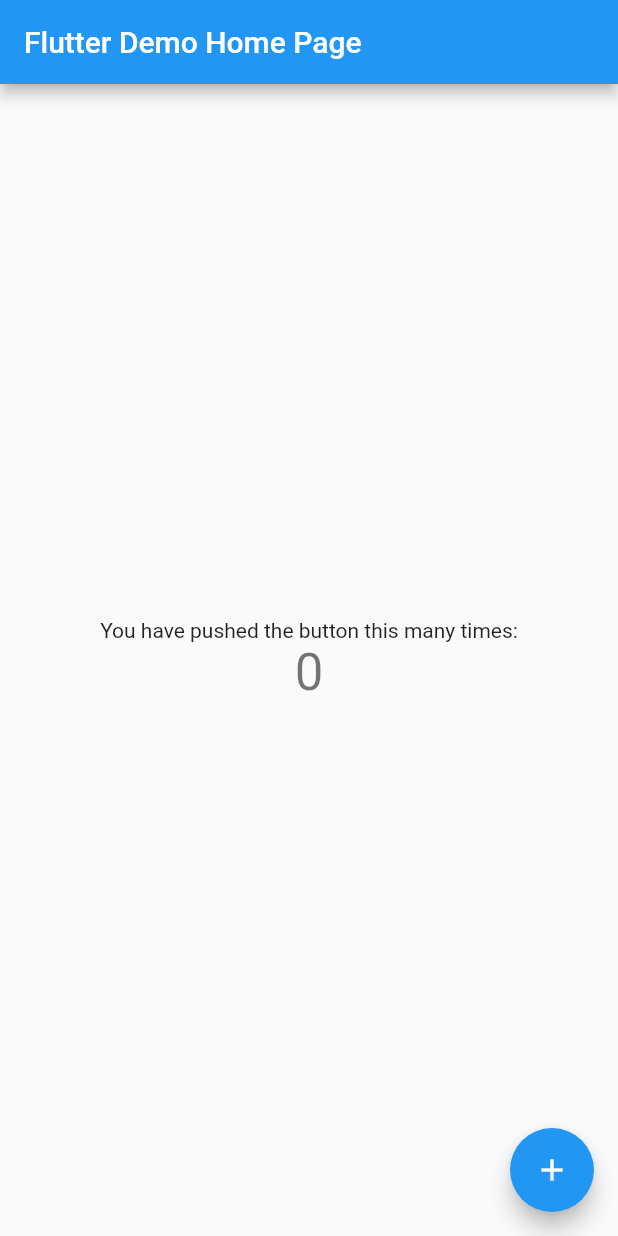
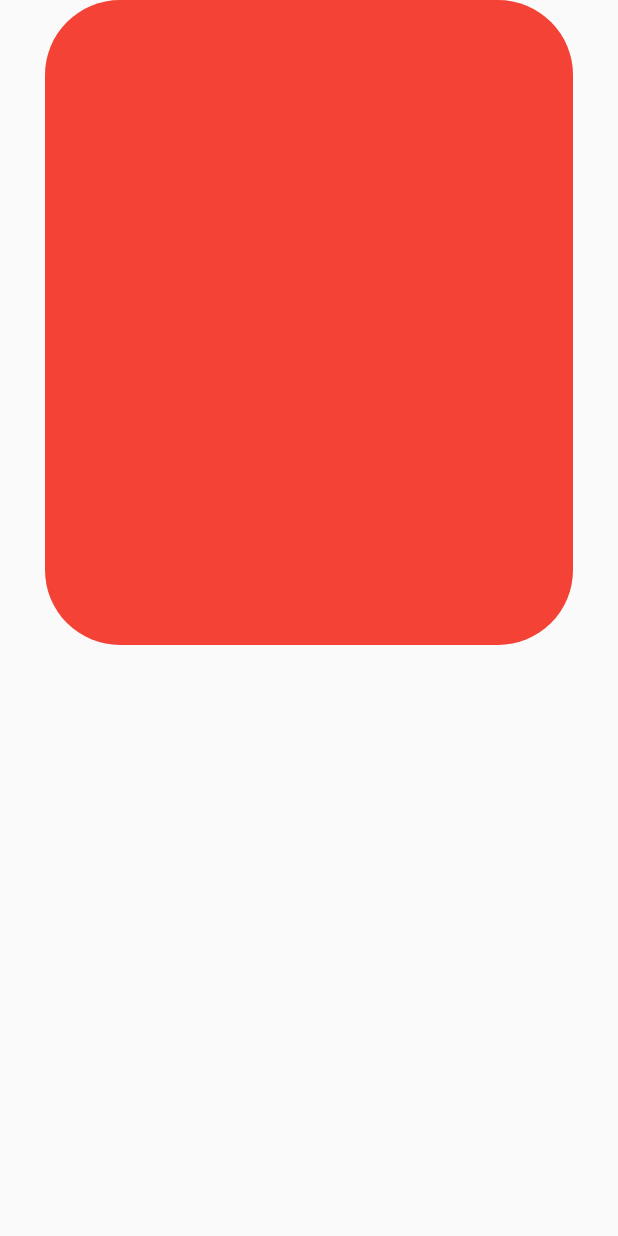
Before and after one commit to julianfrancodev/market-layout-sneakers, a Flutter app: the screen it shows after launch, on a phone screen of 412 x 824 dp. Run offline on Flutter 3.47's test engine with Material 2 defaults, Android fonts, the phone set to English and light mode, and no system bars.

Commit message:
feat: improve cards

```diff
--- a/lib/main.dart
+++ b/lib/main.dart
@@ -1,113 +1,12 @@
 import 'package:flutter/material.dart';
+import 'package:market_layout_shoes/src/pages/shoe_page.dart';
 
-void main() {
-  runApp(MyApp());
+void main(){
+  runApp(
+    MaterialApp(
+      debugShowCheckedModeBanner: false,
+      title: 'Shoes Market',
+      home: ShoePage(),
+    )
+  );
 }
-
-class MyApp extends StatelessWidget {
-  // This widget is the root of your application.
-  @override
-  Widget build(BuildContext context) {
-    return MaterialApp(
-      title: 'Flutter Demo',
-      theme: ThemeData(
-        // This is the theme of your application.
-        //
-        // Try running your application with "flutter run". You'll see the
-        // application has a blue toolbar. Then, without quitting the app, try
-        // changing the primarySwatch below to Colors.green and then invoke
-        // "hot reload" (press "r" in the console where you ran "flutter run",
-        // or simply save your changes to "hot reload" in a Flutter IDE).
-        // Notice that the counter didn't reset back to zero; the application
-        // is not restarted.
-        primarySwatch: Colors.blue,
-      ),
-      home: MyHomePage(title: 'Flutter Demo Home Page'),
-    );
-  }
-}
-
-class MyHomePage extends StatefulWidget {
-  MyHomePage({Key key, this.title}) : super(key: key);
-
-  // This widget is the home page of your application. It is stateful, meaning
-  // that it has a State object (defined below) that contains fields that affect
-  // how it looks.
-
-  // This class is the configuration for the state. It holds the values (in this
-  // case the title) provided by the parent (in this case the App widget) and
-  // used by the build method of the State. Fields in a Widget subclass are
-  // always marked "final".
-
-  final String title;
-
-  @override
-  _MyHomePageState createState() => _MyHomePageState();
-}
-
-class _MyHomePageState extends State<MyHomePage> {
-  int _counter = 0;
-
-  void _incrementCounter() {
-    setState(() {
-      // This call to setState tells the Flutter framework that something has
-      // changed in this State, which causes it to rerun the build method below
-      // so that the display can reflect the updated values. If we changed
-      // _counter without calling setState(), then the build method would not be
-      // called again, and so nothing would appear to happen.
-      _counter++;
-    });
-  }
-
-  @override
-  Widget build(BuildContext context) {
-    // This method is rerun every time setState is called, for instance as done
-    // by the _incrementCounter method above.
-    //
-    // The Flutter framework has been optimized to make rerunning build methods
-    // fast, so that you can just rebuild anything that needs updating rather
-    // than having to individually change instances of widgets.
-    return Scaffold(
-      appBar: AppBar(
-        // Here we take the value from the MyHomePage object that was created by
-        // the App.build method, and use it to set our appbar title.
-        title: Text(widget.title),
-      ),
-      body: Center(
-        // Center is a layout widget. It takes a single child and positions it
-        // in the middle of the parent.
-        child: Column(
-          // Column is also a layout widget. It takes a list of children and
-          // arranges them vertically. By default, it sizes itself to fit its
-          // children horizontally, and tries to be as tall as its parent.
-          //
-          // Invoke "debug painting" (press "p" in the console, choose the
-          // "Toggle Debug Paint" action from the Flutter Inspector in Android
-          // Studio, or the "Toggle Debug Paint" command in Visual Studio Code)
-          // to see the wireframe for each widget.
-          //
-          // Column has various properties to control how it sizes itself and
-          // how it positions its children. Here we use mainAxisAlignment to
-          // center the children vertically; the main axis here is the vertical
-          // axis because Columns are vertical (the cross axis would be
-          // horizontal).
-          mainAxisAlignment: MainAxisAlignment.center,
-          children: <Widget>[
-            Text(
-              'You have pushed the button this many times:',
-            ),
-            Text(
-              '$_counter',
-              style: Theme.of(context).textTheme.headline4,
-            ),
-          ],
-        ),
-      ),
-      floatingActionButton: FloatingActionButton(
-        onPressed: _incrementCounter,
-        tooltip: 'Increment',
-        child: Icon(Icons.add),
-      ), // This trailing comma makes auto-formatting nicer for build methods.
-    );
-  }
-}
--- /dev/null
+++ b/lib/src/pages/shoe_page.dart
@@ -0,0 +1,12 @@
+import 'package:flutter/material.dart';
+import 'package:market_layout_shoes/src/widgets/custom_widgets.dart';
+
+class ShoePage extends StatelessWidget {
+  @override
+  Widget build(BuildContext context) {
+    return Scaffold(
+      // body: CustomAppBar(text: 'For You',),
+        body: ShowSizePreview(),
+    );
+  }
+}
--- /dev/null
+++ b/lib/src/widgets/custom_widgets.dart
@@ -0,0 +1,4 @@
+
+export 'package:market_layout_shoes/src/widgets/custom_appbar.dart';
+
+export 'package:market_layout_shoes/src/widgets/shoe_size.dart';
--- /dev/null
+++ b/lib/src/widgets/shoe_size.dart
@@ -0,0 +1,18 @@
+import 'package:flutter/material.dart';
+
+class ShowSizePreview extends StatelessWidget {
+  @override
+  Widget build(BuildContext context) {
+    return Padding(
+      padding: EdgeInsets.symmetric(horizontal: 30),
+      child: Container(
+        width: double.infinity,
+        height: 430,
+        decoration: BoxDecoration(
+          color: Colors.red,
+          borderRadius: BorderRadius.circular(50)
+        ),
+      ),
+    );
+  }
+}
--- a/pubspec.yaml
+++ b/pubspec.yaml
@@ -45,9 +45,8 @@ flutter:
   uses-material-design: true
 
   # To add assets to your application, add an assets section, like this:
-  # assets:
-  #   - images/a_dot_burr.jpeg
-  #   - images/a_dot_ham.jpeg
+  assets:
+    - assets/images/
 
   # An image asset can refer to one or more resolution-specific "variants", see
   # https://flutter.dev/assets-and-images/#resolution-aware.
```
Also changed, not shown: lib/src/widgets/custom_appbar.dart (added, +30 -0 lines), assets/images/amarillo.png (added), assets/images/azul.png (added), assets/images/negro.png (added), assets/images/verde.png (added), 1 other file.
